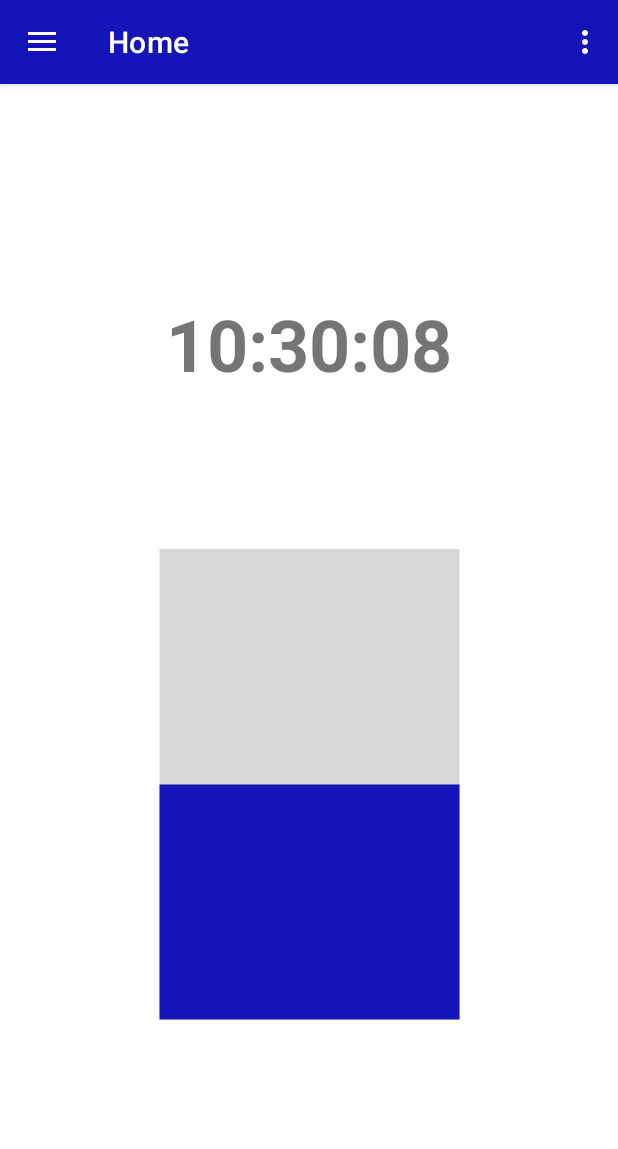
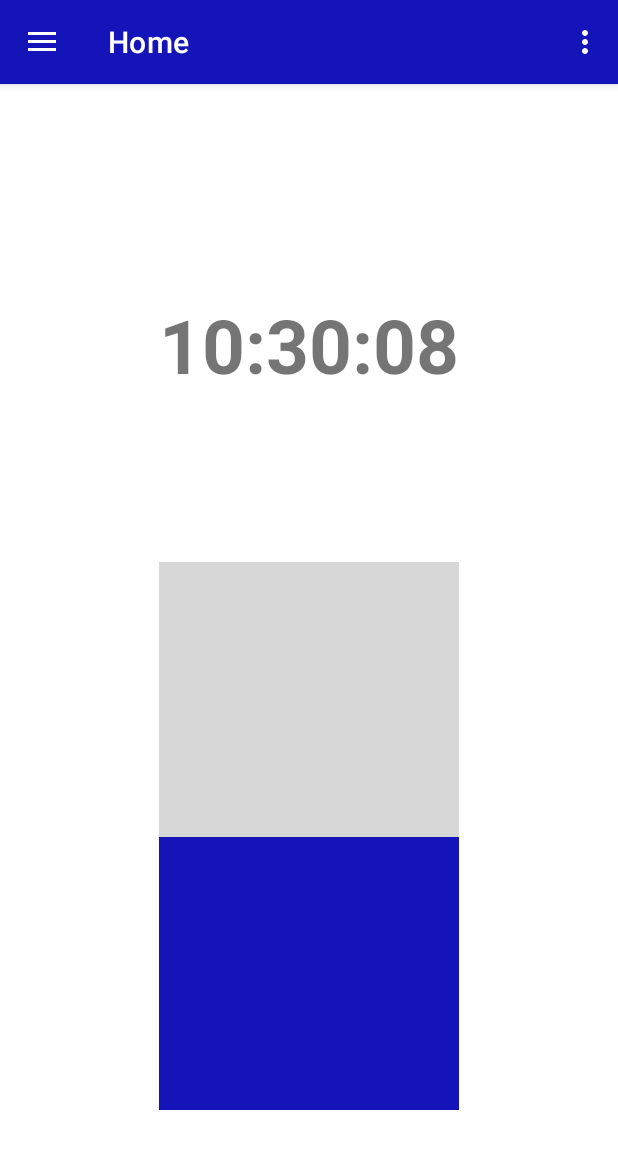
Before and after one commit to Volvo7700/TeachersEssentials, an Android app: the screen it shows after launch (MainActivity), on a phone screen of 412 x 824 dp. Shown: the top 1149 px of the screen. Run offline under Robolectric (Android 15) with nearby library versions, the phone set to English and light mode, and no system bars; our stand-ins replace navigation-ui.

Commit message:
Einstellungen erstellt und mit Fontsize begonnen andere kleine Sachen (Variablen umbenannt, ...)

```diff
--- /dev/null
+++ b/app/src/main/java/de/teachersessentials/Fontsize.java
@@ -0,0 +1,5 @@
+package de.teachersessentials;
+
+public class Fontsize {
+    public static int fontsize = 25;
+}
--- a/app/src/main/java/de/teachersessentials/MainActivity.java
+++ b/app/src/main/java/de/teachersessentials/MainActivity.java
@@ -26,19 +26,14 @@ public class MainActivity extends AppCompatActivity {
         setContentView(binding.getRoot());
 
         setSupportActionBar(binding.appBarMain.toolbar);
-        /*binding.appBarMain.fab.setOnClickListener(new View.OnClickListener() {
-            @Override
-            public void onClick(View view) {
-                Snackbar.make(view, "Replace with your own action", Snackbar.LENGTH_LONG)
-                        .setAction("Action", null).show();
-            }
-        });*/
+
+
         DrawerLayout drawer = binding.drawerLayout;
         NavigationView navigationView = binding.navView;
         // Passing each menu ID as a set of Ids because each
         // menu should be considered as top level destinations.
         mAppBarConfiguration = new AppBarConfiguration.Builder(
-                R.id.nav_home, R.id.nav_gallery, R.id.nav_slideshow)
+                R.id.nav_home, R.id.nav_gallery, R.id.nav_settings)
                 .setOpenableLayout(drawer)
                 .build();
         NavController navController = Navigation.findNavController(this, R.id.nav_host_fragment_content_main);
@@ -59,4 +54,5 @@ public class MainActivity extends AppCompatActivity {
         return NavigationUI.navigateUp(navController, mAppBarConfiguration)
                 || super.onSupportNavigateUp();
     }
+
 }
--- a/app/src/main/java/de/teachersessentials/ui/home/HomeFragment.java
+++ b/app/src/main/java/de/teachersessentials/ui/home/HomeFragment.java
@@ -1,5 +1,4 @@
 package de.teachersessentials.ui.home;
-
 
 import android.content.res.ColorStateList;
 import android.graphics.Color;
@@ -19,6 +18,7 @@ import java.util.Date;
 import java.util.Locale;
 import java.util.TimeZone;
 
+import de.teachersessentials.Fontsize;
 import de.teachersessentials.databinding.FragmentHomeBinding;
 import de.teachersessentials.R;
 
@@ -28,8 +28,9 @@ public class HomeFragment extends Fragment {
     private TextView clockTextView;
     private Handler handler;
     private ProgressBar showProgress;
-    private String clockText;
     private SimpleDateFormat dateFormat;
+    private final ColorStateList colorRed = new ColorStateList(new int[][] {new int[] {} }, new int[] {Color.RED});
+    private final ColorStateList colorBlue = new ColorStateList(new int[][] {new int[] {} }, new int[] {Color.parseColor("#1414B8")});
 
     @Override
     public View onCreateView(@NonNull LayoutInflater inflater, ViewGroup container, Bundle savedInstanceState) {
@@ -38,24 +39,25 @@ public class HomeFragment extends Fragment {
         View root = binding.getRoot();
 
         clockTextView = root.findViewById(R.id.clock_text_view);
+        clockTextView.setTextSize((float) (Fontsize.fontsize*2));
         showProgress = root.findViewById(R.id.progress_bar);
         handler = new Handler();
 
-        updateClock(); //ändern: wenn Home neu geöffnet wird, dauert es eine sekunde bis die Zeit angezeigt wird
+        updateClock();
 
         return root;
     }
 
     private void updateClock() {
-        handler.postDelayed(() -> {
             //Zeit wird abgerufen
             dateFormat = new SimpleDateFormat("HH:mm:ss", Locale.getDefault());
             dateFormat.setTimeZone(TimeZone.getDefault());
-            clockText = dateFormat.format(new Date());
+        String clockText = dateFormat.format(new Date());
             //Zeit wird ins Widget gefüllt
             clockTextView.setText(clockText);
             //progress bar wird aufgefüllt
             updateProgress();
+        handler.postDelayed(() -> { //handler erst hier, damit beim ersten erstellen kein delay auftritt
             //updateClock wird wieder aufgerufen, damit die Uhr jede Sekunde weitertickt
             updateClock();
         }, 1000); //Uhr updated jede Sekunde
@@ -66,14 +68,15 @@ public class HomeFragment extends Fragment {
         long progressTime = System.currentTimeMillis() % 3600000;
         //Progress bar wird aufgefüllt bzw. leert sich
         showProgress.setProgress(3600000 - (int) progressTime);
-        if (progressTime > 3300000) {
+
+        if (progressTime > 3300000) { //wahrscheinlich nicht effizient jedes mal neu abzufragen, müssen wir sowieso ändern, wenn eine Nachricht gesendet werden soll
             //Progress bar wird rot
-            ColorStateList colorStateList = new ColorStateList(
-                    new int[][] { new int[] {} },
-                    new int[] { Color.RED }
-            );
-            showProgress.setProgressTintList(colorStateList);
-            //Hier möglciherweise Benachrictigung schicken
+            showProgress.setProgressTintList(colorRed);
+            //Hier möglicherweise Benachrictigung schicken
+        }
+        else {
+            //progress bar ist sonst blau
+            showProgress.setProgressTintList(colorBlue);
         }
     }
 
--- a/app/src/main/res/drawable/ic_menu_camera.xml
+++ b/app/src/main/res/drawable/ic_menu_camera.xml
@@ -9,4 +9,5 @@
     <path
         android:fillColor="#FF000000"
         android:pathData="M9,2L7.17,4H4c-1.1,0 -2,0.9 -2,2v12c0,1.1 0.9,2 2,2h16c1.1,0 2,-0.9 2,-2V6c0,-1.1 -0.9,-2 -2,-2h-3.17L15,2H9zm3,15c-2.76,0 -5,-2.24 -5,-5s2.24,-5 5,-5 5,2.24 5,5 -2.24,5 -5,5z" />
+<!--    source: https://icons8.com/icons/set/settings-->
 </vector>
--- /dev/null
+++ b/app/src/main/res/drawable/ic_menu_settings.xml
@@ -0,0 +1,9 @@
+<vector xmlns:android="http://schemas.android.com/apk/res/android"
+    android:width="24dp"
+    android:height="24dp"
+    android:viewportWidth="24"
+    android:viewportHeight="24">
+  <path
+      android:fillColor="#FF000000"
+      android:pathData="M10.49,2C10.011,2 9.602,2.339 9.51,2.809L9.176,4.523C8.355,4.834 7.596,5.267 6.93,5.814L5.285,5.248C4.832,5.092 4.334,5.279 4.094,5.693L2.586,8.307C2.347,8.722 2.434,9.248 2.795,9.563L4.113,10.709C4.045,11.13 4,11.559 4,12C4,12.441 4.045,12.87 4.113,13.291L2.795,14.438C2.434,14.752 2.347,15.278 2.586,15.693L4.094,18.307C4.333,18.722 4.832,18.909 5.285,18.754L6.93,18.188C7.596,18.734 8.355,19.166 9.176,19.477L9.51,21.191C9.602,21.661 10.011,22 10.49,22L13.51,22C13.989,22 14.398,21.661 14.49,21.191L14.824,19.477C15.645,19.166 16.404,18.733 17.07,18.186L18.715,18.752C19.168,18.908 19.666,18.722 19.906,18.307L21.414,15.691C21.653,15.276 21.566,14.752 21.205,14.438L19.887,13.291C19.955,12.87 20,12.441 20,12C20,11.559 19.955,11.13 19.887,10.709L21.205,9.563C21.566,9.248 21.653,8.722 21.414,8.307L19.906,5.693C19.667,5.278 19.168,5.091 18.715,5.246L17.07,5.813C16.404,5.266 15.645,4.834 14.824,4.523L14.49,2.809C14.398,2.339 13.989,2 13.51,2L10.49,2zM12,8C14.209,8 16,9.791 16,12C16,14.209 14.209,16 12,16C9.791,16 8,14.209 8,12C8,9.791 9.791,8 12,8z"/>
+</vector>
--- /dev/null
+++ b/app/src/main/res/drawable/ic_menu_time_lesson.xml
@@ -0,0 +1,11 @@
+<vector xmlns:android="http://schemas.android.com/apk/res/android"
+    android:height="24dp"
+    android:viewportHeight="33.6"
+    android:viewportWidth="33.6"
+    android:width="24dp">
+
+    <path
+        android:fillColor="#000000"
+        android:pathData="M28.8,16.8A12,12 0,0 1,4.8 16.8a1,1 0,0 1,2 0A10,10 0,1 0,16.8 6.8a1,1 0,0 1,0 -2A12.013,12.013 0,0 1,28.8 16.8ZM15.077,15.8L12.8,15.8a1,1 0,0 0,0 2h2.277A1.994,1.994 0,1 0,17.8 15.077L17.8,11.8a1,1 0,0 0,-2 0v3.277A2,2 0,0 0,15.077 15.8ZM6.627,13.584a1,1 0,1 0,-1 -1A1,1 0,0 0,6.627 13.584ZM9.021,10.007a1,1 0,1 0,-1 -1A1,1 0,0 0,9.021 10.007ZM12.579,7.641a1,1 0,1 0,-1 -1A1,1 0,0 0,12.579 7.641Z" android:strokeColor="#000000" android:strokeWidth="0.00024000000000000003"/>
+<!--    source: https://www.svgrepo.com/svg/490415/time-quarter-to?edit=true-->
+</vector>
--- /dev/null
+++ b/app/src/main/res/drawable/ic_menu_timetable.xml
@@ -0,0 +1,10 @@
+<vector xmlns:android="http://schemas.android.com/apk/res/android"
+    android:width="24dp"
+    android:height="24dp"
+    android:viewportWidth="24"
+    android:viewportHeight="24">
+  <path
+      android:pathData="M6,20.75A2.753,2.753 0,0 1,3.25 18v-10A2.754,2.754 0,0 1,5.75 5.261L5.75,4A0.75,0.75 0,0 1,7.25 4L7.25,5.25h9.5L16.75,4a0.75,0.75 0,0 1,1.5 0L18.25,5.261A2.754,2.754 0,0 1,20.75 8v10a2.752,2.752 0,0 1,-2.75 2.75ZM4.75,18A1.251,1.251 0,0 0,6 19.25h12A1.251,1.251 0,0 0,19.25 18L19.25,11.25L4.75,11.25ZM19.25,9.75L19.25,8A1.251,1.251 0,0 0,18 6.75h-12A1.251,1.251 0,0 0,4.75 8L4.75,9.75Z"
+      android:fillColor="#FF000000"/>
+<!--  source: https://www.svgrepo.com/svg/304505/schedule-->
+</vector>
--- a/app/src/main/res/layout/activity_main.xml
+++ b/app/src/main/res/layout/activity_main.xml
@@ -7,7 +7,10 @@
     android:layout_height="match_parent"
     android:fitsSystemWindows="true"
     tools:openDrawer="start">
-
+    <androidx.appcompat.widget.Toolbar
+        android:id="@+id/toolbar"
+        android:layout_width="match_parent"
+        android:layout_height="?attr/actionBarSize"/>
     <include
         android:id="@+id/app_bar_main"
         layout="@layout/app_bar_main"
--- a/app/src/main/res/layout/fragment_home.xml
+++ b/app/src/main/res/layout/fragment_home.xml
@@ -11,7 +11,6 @@
         android:layout_width="wrap_content"
         android:layout_height="wrap_content"
         android:layout_centerInParent="true"
-        android:textSize="48sp"
         android:textStyle="bold"
         app:layout_constraintBottom_toBottomOf="parent"
         app:layout_constraintEnd_toEndOf="parent"
@@ -22,8 +21,8 @@
     <ProgressBar
         android:id="@+id/progress_bar"
         style="?android:attr/progressBarStyleHorizontal"
-        android:layout_width="314dp"
-        android:layout_height="353dp"
+        android:layout_width="365dp"
+        android:layout_height="180dp"
         android:layout_alignParentBottom="true"
         android:max="3600000"
         android:progress="0"
@@ -36,7 +35,6 @@
         app:layout_constraintStart_toStartOf="parent"
         app:layout_constraintTop_toTopOf="parent"
         app:layout_constraintVertical_bias="0.7" />
-    <!--in der ansicht rechts zwar schon am Handy aber nicht zentriert -->
-
+    <!--ist bischen komisch, die progressBar zu zentrieren-->
 
 </androidx.constraintlayout.widget.ConstraintLayout>
--- a/app/src/main/res/menu/activity_main_drawer.xml
+++ b/app/src/main/res/menu/activity_main_drawer.xml
@@ -6,15 +6,15 @@
     <group android:checkableBehavior="single">
         <item
             android:id="@+id/nav_home"
-            android:icon="@drawable/ic_menu_camera"
+            android:icon="@drawable/ic_menu_time_lesson"
             android:title="@string/menu_home" />
         <item
             android:id="@+id/nav_gallery"
-            android:icon="@drawable/ic_menu_gallery"
+            android:icon="@drawable/ic_menu_timetable"
             android:title="@string/menu_gallery" />
         <item
-            android:id="@+id/nav_slideshow"
-            android:icon="@drawable/ic_menu_slideshow"
-            android:title="@string/menu_slideshow" />
+            android:id="@+id/nav_settings"
+            android:icon="@drawable/ic_menu_settings"
+            android:title="@string/menu_settings" />
     </group>
 </menu>
--- a/app/src/main/res/navigation/mobile_navigation.xml
+++ b/app/src/main/res/navigation/mobile_navigation.xml
@@ -18,8 +18,8 @@
         tools:layout="@layout/fragment_gallery" />
 
     <fragment
-        android:id="@+id/nav_slideshow"
-        android:name="de.teachersessentials.ui.slideshow.SlideshowFragment"
-        android:label="@string/menu_slideshow"
-        tools:layout="@layout/fragment_slideshow" />
+        android:id="@+id/nav_settings"
+        android:name="de.teachersessentials.ui.settings.SettingsFragment"
+        android:label="@string/menu_settings"
+        tools:layout="@layout/fragment_settings" />
 </navigation>
--- a/app/src/main/res/values/strings.xml
+++ b/app/src/main/res/values/strings.xml
@@ -2,12 +2,12 @@
     <string name="app_name">TeachersEssentials</string>
     <string name="navigation_drawer_open">Open navigation drawer</string>
     <string name="navigation_drawer_close">Close navigation drawer</string>
-    <string name="nav_header_title">Android Studio</string>
-    <string name="nav_header_subtitle">android.studio@android.com</string>
+    <string name="nav_header_title">@string/app_name</string>
+    <string name="nav_header_subtitle">Work in progress…</string>
     <string name="nav_header_desc">Navigation header</string>
-    <string name="action_settings">Settings</string>
+    <string name="action_settings">Einstellungen</string>
 
     <string name="menu_home">Home</string>
-    <string name="menu_gallery">Gallery</string>
-    <string name="menu_slideshow">Slideshow</string>
+    <string name="menu_gallery">Stundenplan</string>
+    <string name="menu_settings">Einstellungen</string>
 </resources>
```
Also changed, not shown: app/src/main/java/de/teachersessentials/ui/settings/SettingsFragment.java (added, +76 -0 lines), app/src/main/java/de/teachersessentials/ui/settings/SettingsViewModel.java (renamed from app/src/main/java/de/teachersessentials/ui/slideshow/SlideshowViewModel.java, +4 -4 lines), app/src/main/java/de/teachersessentials/ui/slideshow/SlideshowFragment.java (deleted, +0 -37 lines), app/src/main/res/layout/fragment_settings.xml (added, +32 -0 lines), app/src/main/res/layout/fragment_slideshow.xml (deleted, +0 -22 lines), app/src/main/res/values/colors.xml (+11 -0 lines), app/src/main/res/drawable/side_nav_bar.xml (line endings or trailing spaces), 1 other file.
